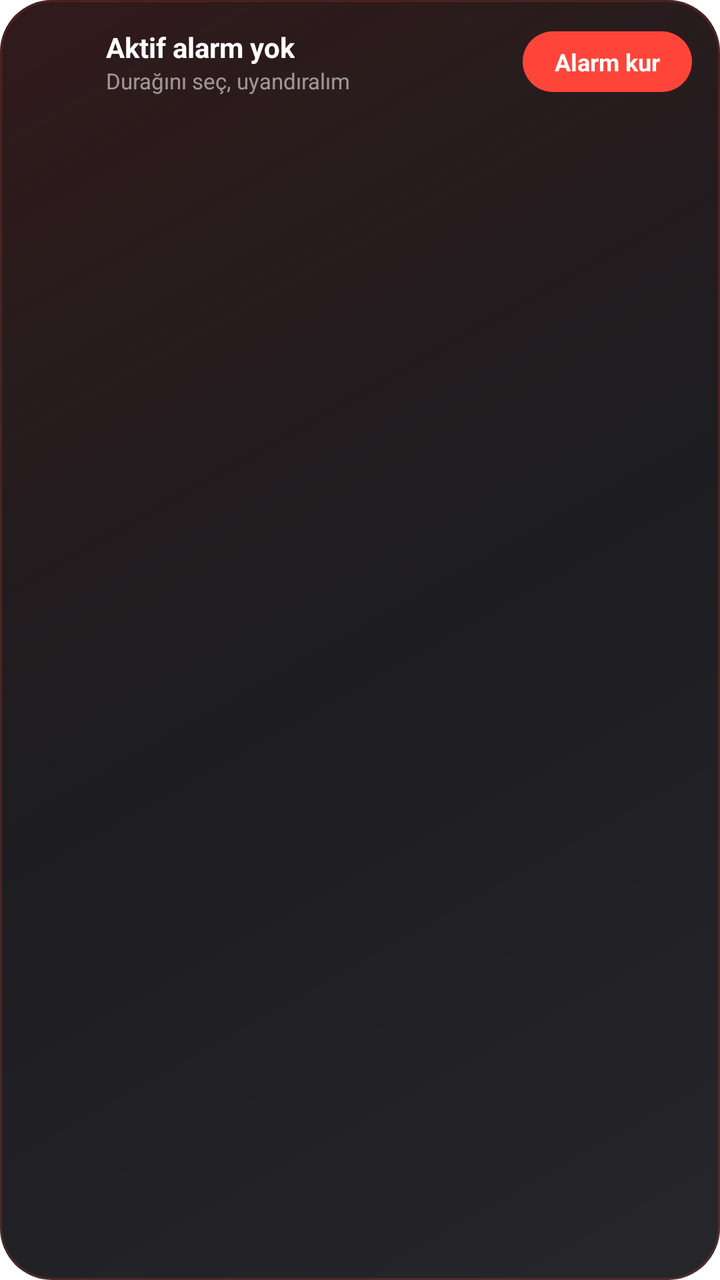
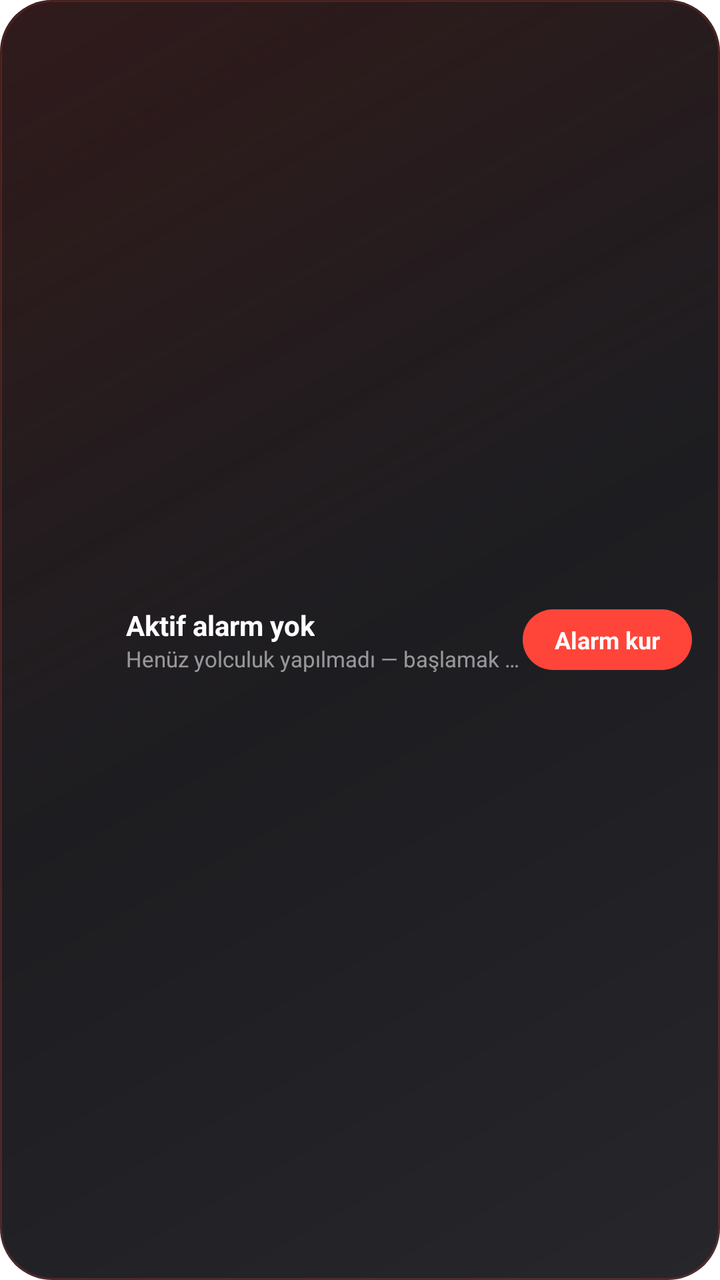

Compare the two renders of this Android layout. The source of the first and the diff that turns it into the second are given below.
<!-- AndroidManifest.xml: fallback theme Theme.MaterialComponents.DayNight.NoActionBar -->
<!-- res/layout/widget_stopalert.xml -->
<?xml version="1.0" encoding="utf-8"?>
<FrameLayout xmlns:android="http://schemas.android.com/apk/res/android"
    android:id="@+id/widget_root"
    android:layout_width="match_parent"
    android:layout_height="match_parent"
    android:background="@drawable/widget_background"
    android:padding="14dp">

    
    <LinearLayout
        android:id="@+id/widget_idle"
        android:layout_width="match_parent"
        android:layout_height="match_parent"
        android:orientation="vertical">

        <LinearLayout
            android:layout_width="match_parent"
            android:layout_height="wrap_content"
            android:baselineAligned="false"
            android:gravity="center_vertical"
            android:orientation="horizontal">

            <ImageView
                android:id="@+id/idle_icon"
                android:layout_width="30dp"
                android:layout_height="30dp"
                android:contentDescription="@string/widget_idle_title" />

            <LinearLayout
                android:layout_width="0dp"
                android:layout_height="wrap_content"
                android:layout_marginStart="9dp"
                android:layout_weight="1"
                android:orientation="vertical">

                <TextView
                    android:layout_width="wrap_content"
                    android:layout_height="wrap_content"
                    android:text="@string/widget_idle_title"
                    android:textColor="#FFFFFF"
                    android:textSize="14sp"
                    android:textStyle="bold" />

                <TextView
                    android:id="@+id/idle_subtitle"
                    android:layout_width="match_parent"
                    android:layout_height="wrap_content"
                    android:ellipsize="end"
                    android:maxLines="1"
                    android:text="@string/widget_idle_subtitle"
                    android:textColor="#8AFFFFFF"
                    android:textSize="11sp" />
            </LinearLayout>

            <TextView
                android:id="@+id/idle_button"
                android:layout_width="wrap_content"
                android:layout_height="wrap_content"
                android:background="@drawable/widget_button"
                android:paddingLeft="16dp"
                android:paddingTop="7dp"
                android:paddingRight="16dp"
                android:paddingBottom="7dp"
                android:text="@string/widget_create_alarm"
                android:textColor="#FFFFFF"
                android:textSize="12sp"
                android:textStyle="bold" />
        </LinearLayout>

        
        <LinearLayout
            android:id="@+id/shortcut_0"
            android:layout_width="match_parent"
            android:layout_height="0dp"
            android:layout_marginTop="10dp"
            android:layout_weight="1"
            android:background="@drawable/widget_shortcut_bg"
            android:baselineAligned="false"
            android:gravity="center_vertical"
            android:orientation="horizontal"
            android:paddingLeft="10dp"
            android:paddingRight="10dp"
            android:visibility="gone">

            <TextView
                android:id="@+id/shortcut_0_code"
                android:layout_width="wrap_content"
                android:layout_height="wrap_content"
                android:background="@drawable/widget_chip"
                android:maxLines="1"
                android:minWidth="40dp"
                android:paddingLeft="7dp"
                android:paddingTop="2dp"
                android:paddingRight="7dp"
                android:paddingBottom="2dp"
                android:textAlignment="center"
                android:textColor="#FFFFFF"
                android:textSize="11sp"
                android:textStyle="bold" />

            <LinearLayout
                android:layout_width="0dp"
                android:layout_height="wrap_content"
                android:layout_marginStart="9dp"
                android:layout_weight="1"
                android:orientation="vertical">

                <TextView
                    android:id="@+id/shortcut_0_title"
                    android:layout_width="match_parent"
                    android:layout_height="wrap_content"
                    android:ellipsize="end"
                    android:maxLines="1"
                    android:textColor="#FFFFFF"
                    android:textSize="12sp"
                    android:textStyle="bold" />

                <TextView
                    android:id="@+id/shortcut_0_sub"
                    android:layout_width="match_parent"
                    android:layout_height="wrap_content"
                    android:ellipsize="end"
                    android:maxLines="1"
                    android:textColor="#8AFFFFFF"
                    android:textSize="10sp" />
            </LinearLayout>

            <ImageView
                android:id="@+id/shortcut_0_go"
                android:layout_width="22dp"
                android:layout_height="22dp"
                android:contentDescription="@string/widget_start_alarm" />
        </LinearLayout>

        <LinearLayout
            android:id="@+id/shortcut_1"
            android:layout_width="match_parent"
            android:layout_height="0dp"
            android:layout_marginTop="7dp"
            android:layout_weight="1"
            android:background="@drawable/widget_shortcut_bg"
            android:baselineAligned="false"
            android:gravity="center_vertical"
            android:orientation="horizontal"
            android:paddingLeft="10dp"
            android:paddingRight="10dp"
            android:visibility="gone">

            <TextView
                android:id="@+id/shortcut_1_code"
                android:layout_width="wrap_content"
                android:layout_height="wrap_content"
                android:background="@drawable/widget_chip"
                android:maxLines="1"
                android:minWidth="40dp"
                android:paddingLeft="7dp"
                android:paddingTop="2dp"
                android:paddingRight="7dp"
                android:paddingBottom="2dp"
                android:textAlignment="center"
                android:textColor="#FFFFFF"
                android:textSize="11sp"
                android:textStyle="bold" />

            <LinearLayout
                android:layout_width="0dp"
                android:layout_height="wrap_content"
                android:layout_marginStart="9dp"
                android:layout_weight="1"
                android:orientation="vertical">

                <TextView
                    android:id="@+id/shortcut_1_title"
                    android:layout_width="match_parent"
                    android:layout_height="wrap_content"
                    android:ellipsize="end"
                    android:maxLines="1"
                    android:textColor="#FFFFFF"
                    android:textSize="12sp"
                    android:textStyle="bold" />

                <TextView
                    android:id="@+id/shortcut_1_sub"
                    android:layout_width="match_parent"
                    android:layout_height="wrap_content"
                    android:ellipsize="end"
                    android:maxLines="1"
                    android:textColor="#8AFFFFFF"
                    android:textSize="10sp" />
            </LinearLayout>

            <ImageView
                android:id="@+id/shortcut_1_go"
                android:layout_width="22dp"
                android:layout_height="22dp"
                android:contentDescription="@string/widget_start_alarm" />
        </LinearLayout>
    </LinearLayout>

    
    <LinearLayout
        android:id="@+id/widget_active"
        android:layout_width="match_parent"
        android:layout_height="match_parent"
        android:baselineAligned="false"
        android:gravity="center_vertical"
        android:orientation="horizontal"
        android:visibility="gone">

        
        <ImageView
            android:id="@+id/ring"
            android:layout_width="86dp"
            android:layout_height="86dp"
            android:contentDescription="@string/widget_ring_desc" />

        <LinearLayout
            android:layout_width="0dp"
            android:layout_height="wrap_content"
            android:layout_marginStart="14dp"
            android:layout_weight="1"
            android:orientation="vertical">

            <LinearLayout
                android:layout_width="match_parent"
                android:layout_height="wrap_content"
                android:gravity="center_vertical"
                android:orientation="horizontal">

                <TextView
                    android:id="@+id/line_code"
                    android:layout_width="wrap_content"
                    android:layout_height="wrap_content"
                    android:background="@drawable/widget_chip"
                    android:maxLines="1"
                    android:paddingLeft="8dp"
                    android:paddingTop="2dp"
                    android:paddingRight="8dp"
                    android:paddingBottom="2dp"
                    android:textColor="#FFFFFF"
                    android:textSize="12sp"
                    android:textStyle="bold" />

                <TextView
                    android:id="@+id/state_label"
                    android:layout_width="0dp"
                    android:layout_height="wrap_content"
                    android:layout_marginStart="8dp"
                    android:layout_weight="1"
                    android:ellipsize="end"
                    android:maxLines="1"
                    android:textColor="#FF453A"
                    android:textSize="10sp"
                    android:textStyle="bold" />
            </LinearLayout>

            <TextView
                android:id="@+id/target_stop"
                android:layout_width="match_parent"
                android:layout_height="wrap_content"
                android:layout_marginTop="5dp"
                android:ellipsize="end"
                android:maxLines="1"
                android:textColor="#FFFFFF"
                android:textSize="16sp"
                android:textStyle="bold" />

            <TextView
                android:id="@+id/distance"
                android:layout_width="match_parent"
                android:layout_height="wrap_content"
                android:layout_marginTop="1dp"
                android:ellipsize="end"
                android:maxLines="1"
                android:textColor="#B3FFFFFF"
                android:textSize="12sp" />

            <TextView
                android:id="@+id/stops_line"
                android:layout_width="match_parent"
                android:layout_height="wrap_content"
                android:layout_marginTop="6dp"
                android:ellipsize="end"
                android:maxLines="2"
                android:textColor="#8AFFFFFF"
                android:textSize="11sp" />
        </LinearLayout>
    </LinearLayout>
</FrameLayout>
<!-- resources referenced by this layout -->
<resources>
  <!-- drawable widget_background (drawable) -->
  <?xml version="1.0" encoding="utf-8"?>
  <layer-list xmlns:android="http://schemas.android.com/apk/res/android">
      <item>
          <shape android:shape="rectangle">
              <gradient
                  android:angle="135"
                  android:endColor="#141416"
                  android:startColor="#26262B"
                  android:type="linear" />
              <corners android:radius="26dp" />
          </shape>
      </item>
      
      <item>
          <shape android:shape="rectangle">
              <gradient
                  android:angle="315"
                  android:centerColor="#00FF453A"
                  android:endColor="#00FF453A"
                  android:startColor="#1FFF453A"
                  android:type="linear" />
              <corners android:radius="26dp" />
              <stroke
                  android:width="1dp"
                  android:color="#33FF453A" />
          </shape>
      </item>
  </layer-list>
  <!-- drawable widget_button (drawable) -->
  <?xml version="1.0" encoding="utf-8"?>
  <shape xmlns:android="http://schemas.android.com/apk/res/android"
      android:shape="rectangle">
      <solid android:color="#FF453A" />
      <corners android:radius="22dp" />
  </shape>
  <!-- drawable widget_chip (drawable) -->
  <?xml version="1.0" encoding="utf-8"?>
  <shape xmlns:android="http://schemas.android.com/apk/res/android"
      android:shape="rectangle">
      <solid android:color="#FF453A" />
      <corners android:radius="7dp" />
  </shape>
  <!-- drawable widget_shortcut_bg (drawable) -->
  <?xml version="1.0" encoding="utf-8"?>
  <shape xmlns:android="http://schemas.android.com/apk/res/android"
      android:shape="rectangle">
      <solid android:color="#14FFFFFF" />
      <corners android:radius="14dp" />
      <stroke
          android:width="1dp"
          android:color="#1AFFFFFF" />
  </shape>
  <string name="widget_create_alarm">Alarm kur</string>
  <string name="widget_idle_subtitle">Durağını seç, uyandıralım</string>
  <string name="widget_idle_title">Aktif alarm yok</string>
  <string name="widget_ring_desc">Kalan durak göstergesi</string>
  <string name="widget_start_alarm">Alarmı başlat</string>
</resources>

<!-- the commit's change to res/layout/widget_stopalert.xml (unified diff, before → after) -->
@@ -11,6 +11,7 @@
         android:id="@+id/widget_idle"
         android:layout_width="match_parent"
         android:layout_height="match_parent"
+        android:gravity="center_vertical"
         android:orientation="vertical">
 
         <LinearLayout
@@ -22,8 +23,8 @@
 
             <ImageView
                 android:id="@+id/idle_icon"
-                android:layout_width="30dp"
-                android:layout_height="30dp"
+                android:layout_width="40dp"
+                android:layout_height="40dp"
                 android:contentDescription="@string/widget_idle_title" />
 
             <LinearLayout
<!-- resource entries referenced after the edit -->
@@ -54,7 +54,7 @@
           android:color="#1AFFFFFF" />
   </shape>
   <string name="widget_create_alarm">Alarm kur</string>
-  <string name="widget_idle_subtitle">Durağını seç, uyandıralım</string>
+  <string name="widget_idle_subtitle">Henüz yolculuk yapılmadı — başlamak için dokun</string>
   <string name="widget_idle_title">Aktif alarm yok</string>
   <string name="widget_ring_desc">Kalan durak göstergesi</string>
   <string name="widget_start_alarm">Alarmı başlat</string>
